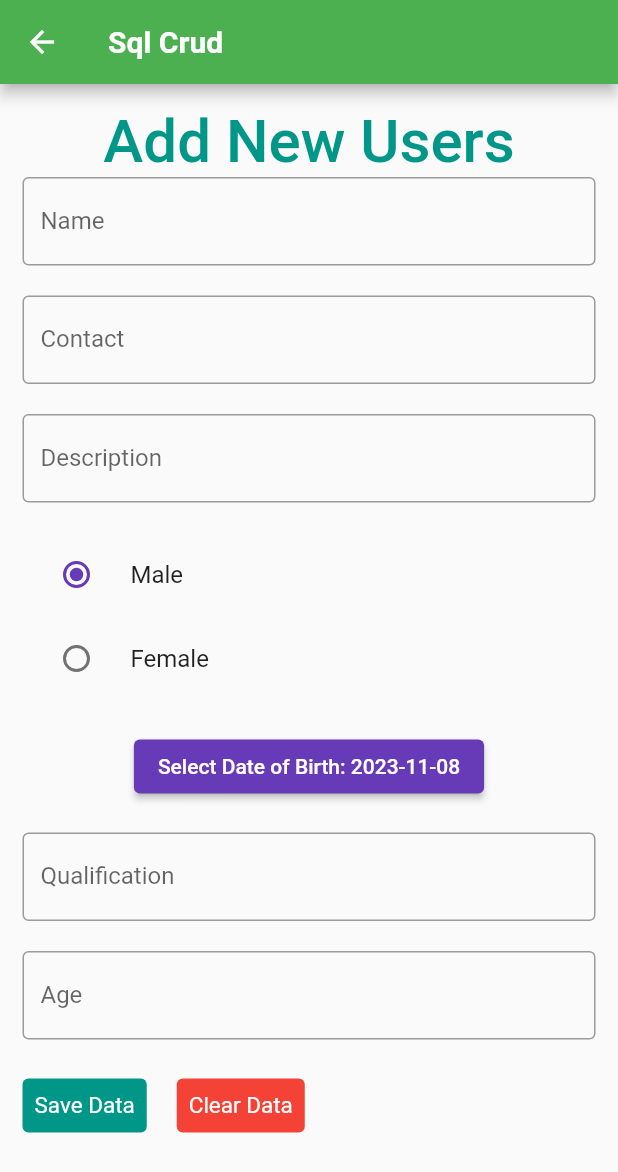
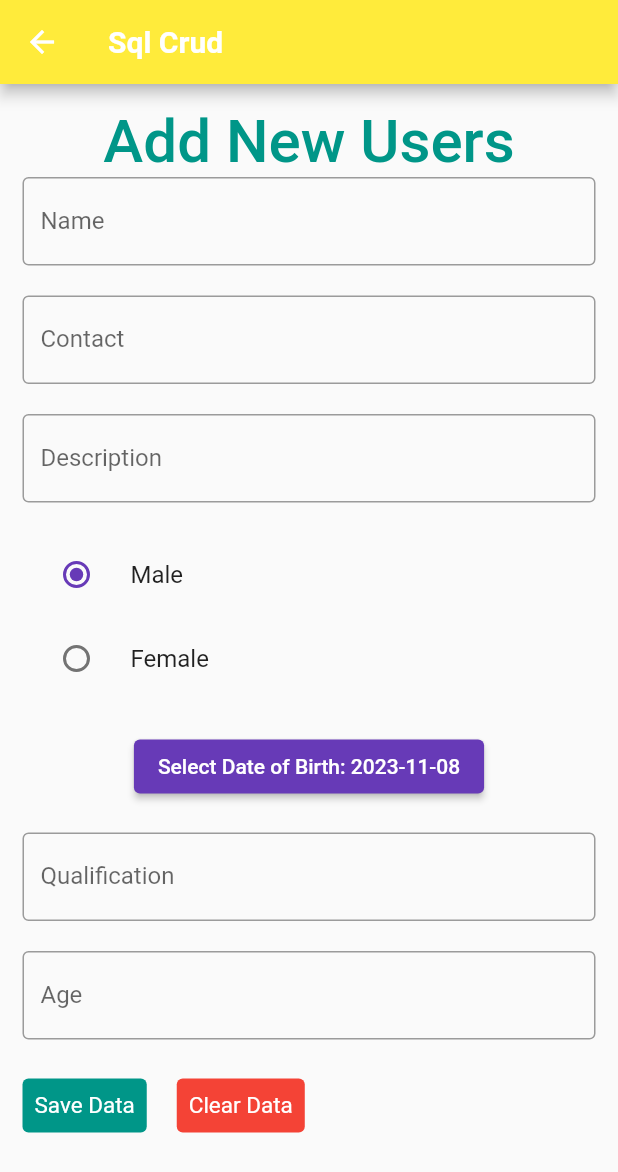
Before and after one commit to indianmanokaran/crud-app, a Flutter app: the AddUser screen opened directly, on a phone screen of 412 x 824 dp. Shown: the top 1172 px of the screen. Run offline on Flutter 3.47's test engine with Material 2 defaults, Android fonts, the phone set to English and light mode, and no system bars; our stand-ins replace sqflite; accounts and stored records are empty.

Commit message:
Update addUser.dart

```diff
--- a/lib/screens/addUser.dart
+++ b/lib/screens/addUser.dart
@@ -31,7 +31,7 @@ class _AddUserState extends State<AddUser> {
   Widget build(BuildContext context) {
     return Scaffold(
       appBar: AppBar(
-        backgroundColor: Colors.green,
+        backgroundColor: Colors.yellow,
         title: Text(
           "Sql Crud",
           style: TextStyle(
```
